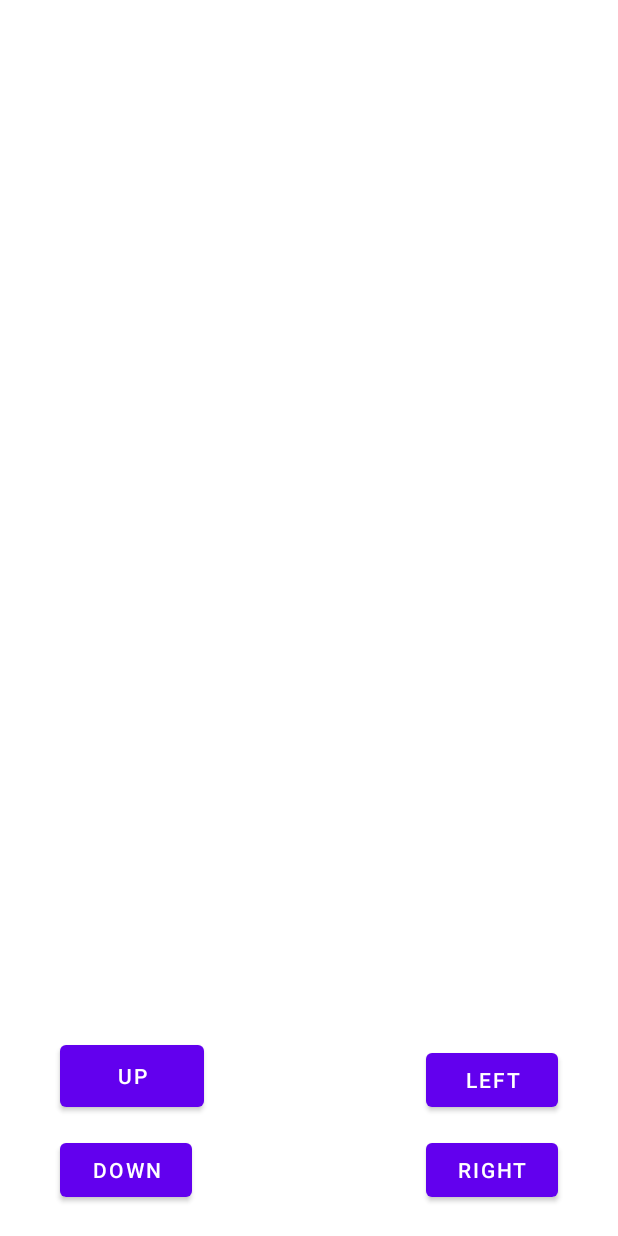
After one commit to DIT113-V22/group-10, an Android app: the CarControl screen opened directly, with no data from a screen before it, on a phone screen of 412 x 824 dp. The commit adds this screen. Run offline under Robolectric (Android 15) with nearby library versions, the phone set to English and light mode, and no system bars; our stand-ins replace navigation-ui; 4 statements that could not run were skipped.

Commit message:
basic layout

```diff
--- /dev/null
+++ b/Android/app/src/main/java/com/example/hermes/CarControl.java
@@ -0,0 +1,59 @@
+package com.example.hermes;
+
+import android.os.Bundle;
+
+import com.google.android.material.snackbar.Snackbar;
+
+import androidx.appcompat.app.AppCompatActivity;
+
+import android.view.View;
+import android.widget.Button;
+
+import androidx.navigation.NavController;
+import androidx.navigation.Navigation;
+import androidx.navigation.ui.AppBarConfiguration;
+import androidx.navigation.ui.NavigationUI;
+
+import com.example.hermes.databinding.ActivityCarControlBinding;
+
+public class CarControl extends AppCompatActivity {
+
+    private AppBarConfiguration appBarConfiguration;
+    private ActivityCarControlBinding binding;
+
+    @Override
+    protected void onCreate(Bundle savedInstanceState) {
+
+        super.onCreate(savedInstanceState);
+
+        binding = ActivityCarControlBinding.inflate(getLayoutInflater());
+        setContentView(binding.getRoot());
+
+        //setSupportActionBar(binding.toolbar);
+
+        NavController navController = Navigation.findNavController(this, R.id.nav_host_fragment_content_car_control);
+        appBarConfiguration = new AppBarConfiguration.Builder(navController.getGraph()).build();
+        NavigationUI.setupActionBarWithNavController(this, navController, appBarConfiguration);
+
+        binding.fab.setOnClickListener(new View.OnClickListener() {
+            @Override
+            public void onClick(View view) {
+                Snackbar.make(view, "Replace with your own action", Snackbar.LENGTH_LONG)
+                        .setAction("Action", null).show();
+            }
+        });
+    }
+
+    public void goUp(View view) {
+        Button b = findViewById(R.id.upButton);
+        System.out.println("go up!");
+    }
+
+
+    @Override
+    public boolean onSupportNavigateUp() {
+        NavController navController = Navigation.findNavController(this, R.id.nav_host_fragment_content_car_control);
+        return NavigationUI.navigateUp(navController, appBarConfiguration)
+                || super.onSupportNavigateUp();
+    }
+}
--- /dev/null
+++ b/Android/app/src/main/res/layout/activity_car_control.xml
@@ -0,0 +1,69 @@
+<?xml version="1.0" encoding="utf-8"?>
+<androidx.coordinatorlayout.widget.CoordinatorLayout xmlns:android="http://schemas.android.com/apk/res/android"
+    xmlns:app="http://schemas.android.com/apk/res-auto"
+    xmlns:tools="http://schemas.android.com/tools"
+    android:layout_width="match_parent"
+    android:layout_height="match_parent"
+    tools:context=".CarControl">
+
+    <com.google.android.material.appbar.AppBarLayout
+        android:layout_width="match_parent"
+        android:layout_height="wrap_content"
+        android:theme="@style/Theme.Hermes.AppBarOverlay"/>
+
+    <ImageView
+        android:id="@+id/imageView"
+        android:layout_width="match_parent"
+        android:layout_height="match_parent"
+        app:layout_anchor="@+id/imageView"
+        app:layout_anchorGravity="center"
+        tools:srcCompat="@tools:sample/avatars" />
+
+    <androidx.constraintlayout.widget.ConstraintLayout
+        android:id="@+id/frameLayout"
+        android:layout_width="match_parent"
+        android:layout_height="match_parent">
+
+        <Button
+            android:id="@+id/upButton"
+            android:layout_width="96dp"
+            android:layout_height="53dp"
+            android:layout_marginStart="40dp"
+            android:layout_marginBottom="80dp"
+            android:onClick=""
+            android:text="UP"
+            app:layout_constraintBottom_toBottomOf="parent"
+            app:layout_constraintStart_toStartOf="parent" />
+
+        <Button
+            android:id="@+id/button4"
+            android:layout_width="wrap_content"
+            android:layout_height="wrap_content"
+            android:layout_marginStart="40dp"
+            android:layout_marginBottom="20dp"
+            android:text="DOWN"
+            app:layout_constraintBottom_toBottomOf="parent"
+            app:layout_constraintStart_toStartOf="parent" />
+
+        <Button
+            android:id="@+id/button5"
+            android:layout_width="wrap_content"
+            android:layout_height="wrap_content"
+            android:layout_marginEnd="40dp"
+            android:layout_marginBottom="80dp"
+            android:text="LEFT"
+            app:layout_constraintBottom_toBottomOf="parent"
+            app:layout_constraintEnd_toEndOf="parent" />
+
+        <Button
+            android:id="@+id/button6"
+            android:layout_width="wrap_content"
+            android:layout_height="wrap_content"
+            android:layout_marginEnd="40dp"
+            android:layout_marginBottom="20dp"
+            android:text="RIGHT"
+            app:layout_constraintBottom_toBottomOf="parent"
+            app:layout_constraintEnd_toEndOf="parent" />
+    </androidx.constraintlayout.widget.ConstraintLayout>
+
+</androidx.coordinatorlayout.widget.CoordinatorLayout>
--- /dev/null
+++ b/Android/app/src/main/res/values-land/dimens.xml
@@ -0,0 +1,3 @@
+<resources>
+    <dimen name="fab_margin">48dp</dimen>
+</resources>
--- /dev/null
+++ b/Android/app/src/main/res/values-w1240dp/dimens.xml
@@ -0,0 +1,3 @@
+<resources>
+    <dimen name="fab_margin">200dp</dimen>
+</resources>
--- /dev/null
+++ b/Android/app/src/main/res/values-w600dp/dimens.xml
@@ -0,0 +1,3 @@
+<resources>
+    <dimen name="fab_margin">48dp</dimen>
+</resources>
--- a/Android/app/src/main/res/values/dimens.xml
+++ b/Android/app/src/main/res/values/dimens.xml
@@ -2,4 +2,5 @@
     <!-- Default screen margins, per the Android Design guidelines. -->
     <dimen name="activity_horizontal_margin">16dp</dimen>
     <dimen name="activity_vertical_margin">16dp</dimen>
+    <dimen name="fab_margin">16dp</dimen>
 </resources>
--- a/Android/app/src/main/res/values/themes.xml
+++ b/Android/app/src/main/res/values/themes.xml
@@ -13,4 +13,13 @@
         <item name="android:statusBarColor" tools:targetApi="l">?attr/colorPrimaryVariant</item>
         <!-- Customize your theme here. -->
     </style>
+
+    <style name="Theme.Hermes.NoActionBar">
+        <item name="windowActionBar">false</item>
+        <item name="windowNoTitle">true</item>
+    </style>
+
+    <style name="Theme.Hermes.AppBarOverlay" parent="ThemeOverlay.AppCompat.Dark.ActionBar" />
+
+    <style name="Theme.Hermes.PopupOverlay" parent="ThemeOverlay.AppCompat.Light" />
 </resources>
```
Also changed, not shown: Android/app/src/main/AndroidManifest.xml (+7 -2 lines), Android/app/src/main/java/com/example/hermes/FirstFragment.java (added, +47 -0 lines), Android/app/src/main/java/com/example/hermes/SecondFragment.java (added, +47 -0 lines), Android/app/src/main/res/layout/activity_main.xml (+10 -1 lines), Android/app/src/main/res/layout/content_car_control.xml (added, +19 -0 lines), Android/app/src/main/res/layout/fragment_first.xml (added, +28 -0 lines), Android/app/src/main/res/layout/fragment_second.xml (added, +27 -0 lines), Android/app/src/main/res/navigation/nav_graph.xml (added, +18 -0 lines), Android/app/src/main/res/values/strings.xml (+9 -0 lines), 4 other files.
